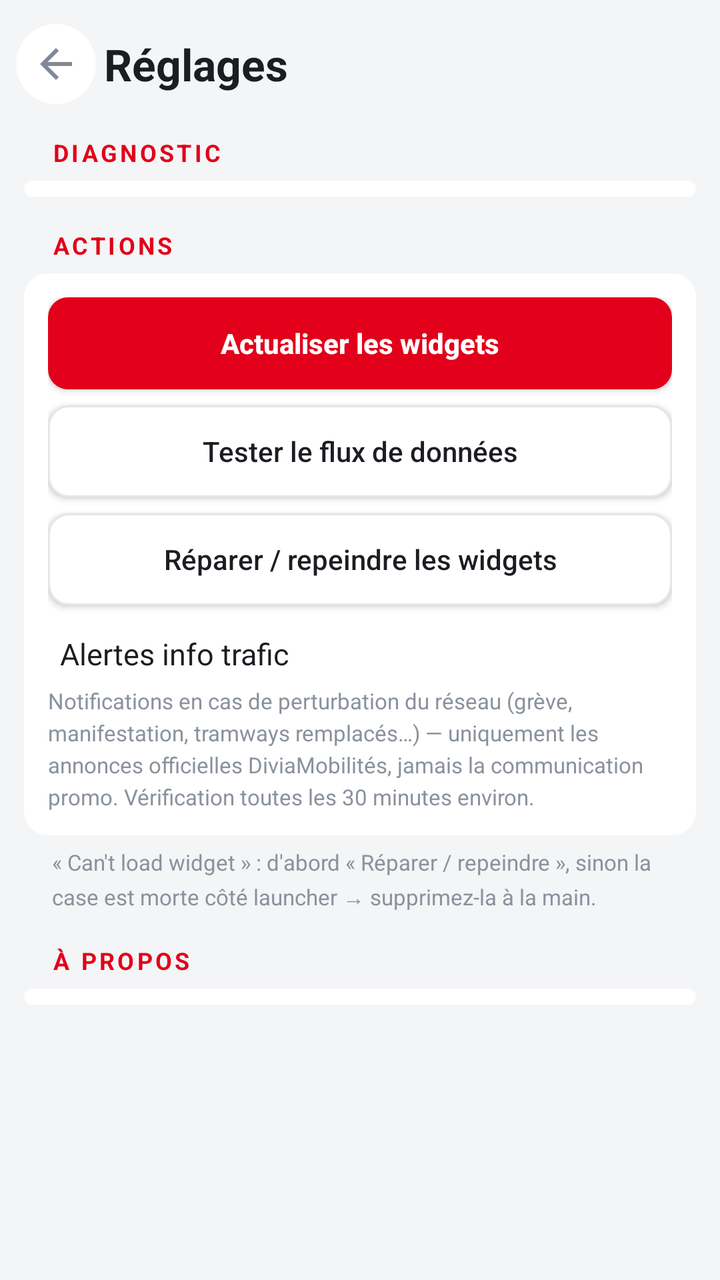
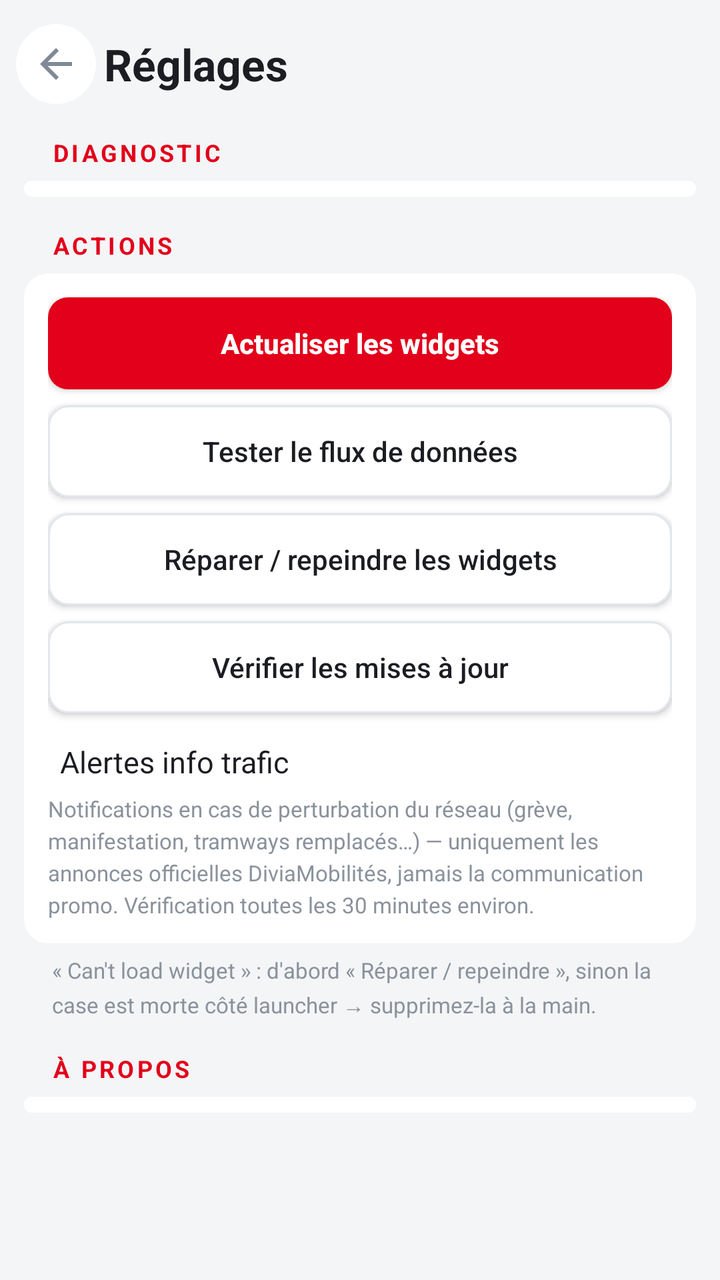

Compare the two renders of this Android layout. The source of the first and the diff that turns it into the second are given below.
<!-- AndroidManifest.xml: application theme AppTheme -->
<!-- res/layout/activity_settings.xml -->
<?xml version="1.0" encoding="utf-8"?>
<LinearLayout xmlns:android="http://schemas.android.com/apk/res/android"
    android:layout_width="match_parent"
    android:layout_height="match_parent"
    android:orientation="vertical"
    android:background="@color/screen_bg">

    
    <LinearLayout
        android:layout_width="match_parent"
        android:layout_height="wrap_content"
        android:orientation="horizontal"
        android:gravity="center_vertical"
        android:paddingLeft="8dp"
        android:paddingRight="16dp"
        android:paddingTop="12dp"
        android:paddingBottom="8dp">

        <ImageView
            android:id="@+id/btn_back"
            android:layout_width="40dp"
            android:layout_height="40dp"
            android:scaleType="centerInside"
            android:padding="8dp"
            android:background="@drawable/btn_icon"
            android:contentDescription="@string/back"
            android:src="@drawable/ic_back"/>

        <TextView
            android:layout_width="0dp"
            android:layout_height="wrap_content"
            android:layout_weight="1"
            android:layout_marginLeft="4dp"
            android:textColor="@color/txt_main"
            android:textSize="22sp"
            android:textStyle="bold"
            android:text="@string/settings_title"/>
    </LinearLayout>

    <ScrollView
        android:layout_width="match_parent"
        android:layout_height="0dp"
        android:layout_weight="1"
        android:fillViewport="true"
        android:scrollbars="none">

        <LinearLayout
            android:layout_width="match_parent"
            android:layout_height="wrap_content"
            android:orientation="vertical"
            android:paddingLeft="12dp"
            android:paddingRight="12dp"
            android:paddingBottom="16dp">

            
            <TextView
                android:layout_width="match_parent"
                android:layout_height="wrap_content"
                android:textColor="@color/countdown"
                android:textSize="12sp"
                android:textStyle="bold"
                android:textAllCaps="true"
                android:letterSpacing="0.12"
                android:paddingLeft="14dp"
                android:paddingTop="8dp"
                android:paddingBottom="6dp"
                android:text="@string/section_diagnostics"/>

            <LinearLayout
                android:id="@+id/diag_rows"
                android:layout_width="match_parent"
                android:layout_height="wrap_content"
                android:orientation="vertical"
                android:paddingTop="4dp"
                android:paddingBottom="4dp"
                android:background="@drawable/card"/>

            
            <TextView
                android:layout_width="match_parent"
                android:layout_height="wrap_content"
                android:textColor="@color/countdown"
                android:textSize="12sp"
                android:textStyle="bold"
                android:textAllCaps="true"
                android:letterSpacing="0.12"
                android:paddingLeft="14dp"
                android:paddingTop="16dp"
                android:paddingBottom="6dp"
                android:text="@string/section_actions"/>

            <LinearLayout
                android:layout_width="match_parent"
                android:layout_height="wrap_content"
                android:orientation="vertical"
                android:padding="12dp"
                android:background="@drawable/card">

                <Button
                    android:id="@+id/btn_refresh_now"
                    android:layout_width="match_parent"
                    android:layout_height="46dp"
                    android:background="@drawable/btn_primary"
                    android:textColor="@color/badge_text"
                    android:textSize="14sp"
                    android:textStyle="bold"
                    android:textAllCaps="false"
                    android:text="@string/refresh_now"/>

                <Button
                    android:id="@+id/btn_test_feed"
                    android:layout_width="match_parent"
                    android:layout_height="46dp"
                    android:layout_marginTop="8dp"
                    android:background="@drawable/btn_secondary"
                    android:textColor="@color/txt_main"
                    android:textSize="14sp"
                    android:textAllCaps="false"
                    android:text="@string/test_feed"/>

                <Button
                    android:id="@+id/btn_repair_launcher"
                    android:layout_width="match_parent"
                    android:layout_height="46dp"
                    android:layout_marginTop="8dp"
                    android:background="@drawable/btn_secondary"
                    android:textColor="@color/txt_main"
                    android:textSize="14sp"
                    android:textAllCaps="false"
                    android:text="@string/repair_launcher_btn"/>

                
                <LinearLayout
                    android:id="@+id/traffic_row"
                    android:layout_width="match_parent"
                    android:layout_height="wrap_content"
                    android:orientation="horizontal"
                    android:gravity="center_vertical"
                    android:paddingLeft="6dp"
                    android:paddingRight="6dp"
                    android:paddingTop="14dp"
                    android:paddingBottom="4dp"
                    android:background="?android:attr/selectableItemBackground">

                    <TextView
                        android:layout_width="0dp"
                        android:layout_height="wrap_content"
                        android:layout_weight="1"
                        android:textColor="@color/txt_main"
                        android:textSize="15sp"
                        android:text="@string/setting_traffic"/>

                    <TextView
                        android:id="@+id/traffic_value"
                        android:layout_width="wrap_content"
                        android:layout_height="wrap_content"
                        android:textColor="@color/txt_sub"
                        android:textSize="14sp"
                        android:textStyle="bold"/>
                </LinearLayout>

                <TextView
                    android:layout_width="match_parent"
                    android:layout_height="wrap_content"
                    android:textColor="@color/txt_clock"
                    android:textSize="11sp"
                    android:lineSpacingExtra="3dp"
                    android:paddingTop="2dp"
                    android:text="@string/traffic_note"/>
            </LinearLayout>

            <TextView
                android:layout_width="match_parent"
                android:layout_height="wrap_content"
                android:textColor="@color/txt_clock"
                android:textSize="11sp"
                android:lineSpacingExtra="3dp"
                android:paddingLeft="14dp"
                android:paddingTop="6dp"
                android:text="@string/repair_line"/>

            
            <TextView
                android:layout_width="match_parent"
                android:layout_height="wrap_content"
                android:textColor="@color/countdown"
                android:textSize="12sp"
                android:textStyle="bold"
                android:textAllCaps="true"
                android:letterSpacing="0.12"
                android:paddingLeft="14dp"
                android:paddingTop="16dp"
                android:paddingBottom="6dp"
                android:text="@string/section_about"/>

            <LinearLayout
                android:id="@+id/about_rows"
                android:layout_width="match_parent"
                android:layout_height="wrap_content"
                android:orientation="vertical"
                android:paddingTop="4dp"
                android:paddingBottom="4dp"
                android:background="@drawable/card"/>
        </LinearLayout>
    </ScrollView>
</LinearLayout>
<!-- resources referenced by this layout -->
<resources>
  <color name="badge_text">#FFFFFF</color>
  <color name="countdown">#E2001A</color>
  <color name="screen_bg">#F4F5F7</color>
  <color name="txt_clock">#8A929C</color>
  <color name="txt_main">#1B1D22</color>
  <color name="txt_sub">#5C6470</color>
  <!-- drawable btn_icon (drawable) -->
  <?xml version="1.0" encoding="utf-8"?>
  <shape xmlns:android="http://schemas.android.com/apk/res/android" android:shape="oval">
      <solid android:color="@color/card_bg"/>
  </shape>
  <!-- drawable btn_primary (drawable) -->
  <?xml version="1.0" encoding="utf-8"?>
  <shape xmlns:android="http://schemas.android.com/apk/res/android" android:shape="rectangle">
      <solid android:color="@color/badge_bg"/>
      <corners android:radius="10dp"/>
  </shape>
  <!-- drawable btn_secondary (drawable) -->
  <?xml version="1.0" encoding="utf-8"?>
  <shape xmlns:android="http://schemas.android.com/apk/res/android" android:shape="rectangle">
      <solid android:color="@color/card_bg"/>
      <stroke android:width="1dp" android:color="@color/btn_stroke"/>
      <corners android:radius="10dp"/>
  </shape>
  <!-- drawable card (drawable) -->
  <?xml version="1.0" encoding="utf-8"?>
  <shape xmlns:android="http://schemas.android.com/apk/res/android" android:shape="rectangle">
      <solid android:color="@color/card_bg"/>
      <corners android:radius="12dp"/>
  </shape>
  <!-- drawable ic_back (drawable) -->
  <?xml version="1.0" encoding="utf-8"?>
  <vector xmlns:android="http://schemas.android.com/apk/res/android"
      android:width="24dp"
      android:height="24dp"
      android:viewportWidth="24"
      android:viewportHeight="24">
      <path
          android:fillColor="#808A96"
          android:pathData="M20,11H7.83l5.59,-5.59L12,4l-8,8 8,8 1.41,-1.41L7.83,13H20v-2z"/>
  </vector>
  <string name="back">Retour</string>
  <string name="refresh_now">Actualiser les widgets</string>
  <string name="repair_launcher_btn">Réparer / repeindre les widgets</string>
  <string name="repair_line">« Can\'t load widget » : d\'abord « Réparer / repeindre », sinon la case est morte côté launcher → supprimez-la à la main.</string>
  <string name="section_about">À propos</string>
  <string name="section_actions">Actions</string>
  <string name="section_diagnostics">Diagnostic</string>
  <string name="setting_traffic">Alertes info trafic</string>
  <string name="settings_title">Réglages</string>
  <string name="test_feed">Tester le flux de données</string>
  <string name="traffic_note">Notifications en cas de perturbation du réseau (grève, manifestation, tramways remplacés…) — uniquement les annonces officielles DiviaMobilités, jamais la communication promo. Vérification toutes les 30 minutes environ.</string>
  <style name="AppTheme" parent="android:Theme.Material.Light.NoActionBar">
          <item name="android:colorPrimary">#E2001A</item>
          <item name="android:colorAccent">#E2001A</item>
          <item name="android:statusBarColor">#E2001A</item>
          <item name="android:windowBackground">@color/screen_bg</item>
      </style>
  <color name="card_bg">#FFFFFF</color>
  <color name="badge_bg">#E2001A</color>
  <color name="btn_stroke">#E3E6EB</color>
</resources>

<!-- the commit's change to res/layout/activity_settings.xml (unified diff, before → after) -->
@@ -130,6 +130,18 @@
                     android:text="@string/repair_launcher_btn"/>
 
                 
+                <Button
+                    android:id="@+id/btn_check_update"
+                    android:layout_width="match_parent"
+                    android:layout_height="46dp"
+                    android:layout_marginTop="8dp"
+                    android:background="@drawable/btn_secondary"
+                    android:textColor="@color/txt_main"
+                    android:textSize="14sp"
+                    android:textAllCaps="false"
+                    android:text="@string/update_check"/>
+
+                
                 <LinearLayout
                     android:id="@+id/traffic_row"
                     android:layout_width="match_parent"
<!-- resource entries referenced after the edit -->
@@ -52,6 +52,7 @@
   <string name="settings_title">Réglages</string>
   <string name="test_feed">Tester le flux de données</string>
   <string name="traffic_note">Notifications en cas de perturbation du réseau (grève, manifestation, tramways remplacés…) — uniquement les annonces officielles DiviaMobilités, jamais la communication promo. Vérification toutes les 30 minutes environ.</string>
+  <string name="update_check">Vérifier les mises à jour</string>
   <style name="AppTheme" parent="android:Theme.Material.Light.NoActionBar">
           <item name="android:colorPrimary">#E2001A</item>
           <item name="android:colorAccent">#E2001A</item>
